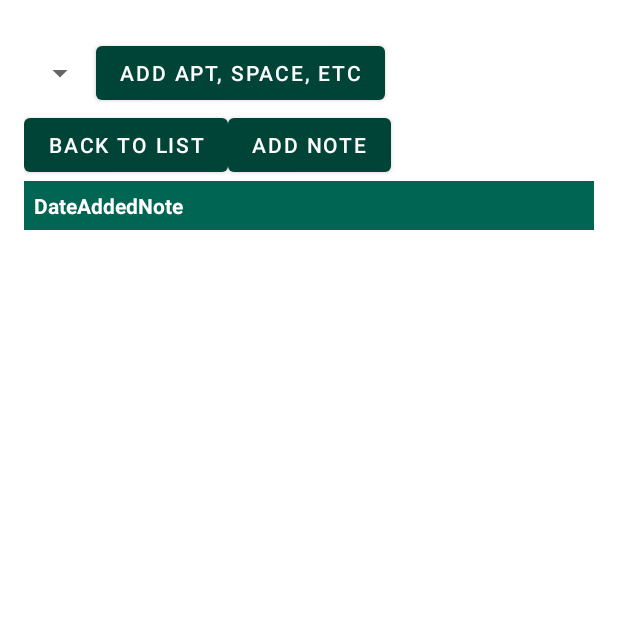
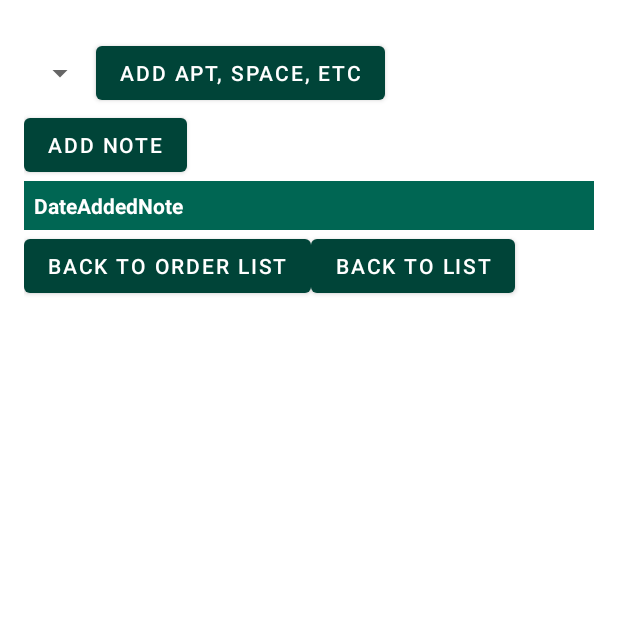
Before and after one commit to reyesruiz/PizzaDriver, an Android app: the fragment LocationDetailsFragment shown on its own in the app's theme, on a phone screen of 412 x 824 dp, the top half of it. Run offline under Robolectric (Android 15) with nearby library versions, the phone set to English and light mode, and no system bars; 8 statements that could not run were skipped.

Commit message:
Navigation flow change when searching for addresses. (#128)

```diff
--- a/app/src/main/java/com/digitalruiz/pizzadriver/LocationDetailsFragment.java
+++ b/app/src/main/java/com/digitalruiz/pizzadriver/LocationDetailsFragment.java
@@ -72,6 +72,7 @@ public class LocationDetailsFragment extends Fragment {
         SubDivisionSpinner = view.findViewById(R.id.spinnerSubDivision);
 
         Button backToListButton = view.findViewById(R.id.backButton);
+        Button backToOrdersListButton = view.findViewById(R.id.backToMainButton);
         Button addNoteButton = view.findViewById(R.id.AddNoteButton);
         Button buttonAddSub = view.findViewById(R.id.buttonAddSub);
 
@@ -243,6 +244,7 @@ public class LocationDetailsFragment extends Fragment {
 
 
         backToListButton.setOnClickListener(v -> NavHostFragment.findNavController(LocationDetailsFragment.this).navigate(R.id.action_DetailsFragment_to_LocationListFragment));
+        backToOrdersListButton.setOnClickListener(view1 -> NavHostFragment.findNavController(LocationDetailsFragment.this).navigate(R.id.action_LocationListFragment_to_mainActivity));
 
         addNoteButton.setOnClickListener(v -> NavHostFragment.findNavController(LocationDetailsFragment.this).navigate(R.id.action_LocationDetailFragment_to_locationAddNoteFragment, bundle));
 
--- a/app/src/main/java/com/digitalruiz/pizzadriver/MainActivity.java
+++ b/app/src/main/java/com/digitalruiz/pizzadriver/MainActivity.java
@@ -109,8 +109,12 @@ public class MainActivity extends AppCompatActivity implements Toolbar.OnMenuIte
                 Log.d("TAG", "onClick: " + "Something Wrong");
             }
             return true;
-        } else if (id == R.id.add_location) {
+        } else if (id == R.id.search_location) {
+            Bundle bundleSearchLocation;
+            bundleSearchLocation = new Bundle();
+            bundleSearchLocation.putBoolean("SearchLocation", true);
             Intent find_place = new Intent(MainActivity.this, MainLocationsActivity.class);
+            find_place.putExtras(bundleSearchLocation);
             MainActivity.this.startActivity(find_place);
             return true;
         }
--- a/app/src/main/res/layout/fragment_location_details.xml
+++ b/app/src/main/res/layout/fragment_location_details.xml
@@ -40,12 +40,6 @@
         android:orientation="horizontal">
 
         <Button
-            android:id="@+id/backButton"
-            android:layout_width="wrap_content"
-            android:layout_height="wrap_content"
-            android:text="@string/back_to_list" />
-
-        <Button
             android:id="@+id/AddNoteButton"
             android:layout_width="wrap_content"
             android:layout_height="wrap_content"
@@ -64,4 +58,22 @@
         </TableLayout>
     </ScrollView>
 
+    <LinearLayout
+        android:layout_width="match_parent"
+        android:layout_height="wrap_content"
+        android:orientation="horizontal">
+
+        <Button
+            android:id="@+id/backToMainButton"
+            android:layout_width="wrap_content"
+            android:layout_height="wrap_content"
+            android:text="@string/back_to_order_list" />
+
+        <Button
+            android:id="@+id/backButton"
+            android:layout_width="wrap_content"
+            android:layout_height="wrap_content"
+            android:text="@string/back_to_list" />
+    </LinearLayout>
+
 </LinearLayout>
--- a/app/src/main/res/menu/top_app_bar.xml
+++ b/app/src/main/res/menu/top_app_bar.xml
@@ -3,7 +3,7 @@
     xmlns:app="http://schemas.android.com/apk/res-auto">
 
     <item
-        android:id="@+id/add_location"
+        android:id="@+id/search_location"
         android:contentDescription="@string/search"
         android:icon="@android:drawable/ic_menu_search"
         android:title="@string/search"
--- a/app/src/main/res/navigation/nav_location_graph.xml
+++ b/app/src/main/res/navigation/nav_location_graph.xml
@@ -15,6 +15,9 @@
             app:destination="@id/LocationDetailFragment" />
         <action
             android:id="@+id/action_LocationListFragment_to_mainActivity"
+            app:destination="@id/mainActivity" />
+        <action
+            android:id="@+id/action_LocationDetailFragment_to_mainActivity"
             app:destination="@id/mainActivity" />
         <action
             android:id="@+id/action_LocationListFragment_to_addLocationAddressFragment"
```
Also changed, not shown: app/src/main/java/com/digitalruiz/pizzadriver/MainLocationsActivity.java (+22 -14 lines).
